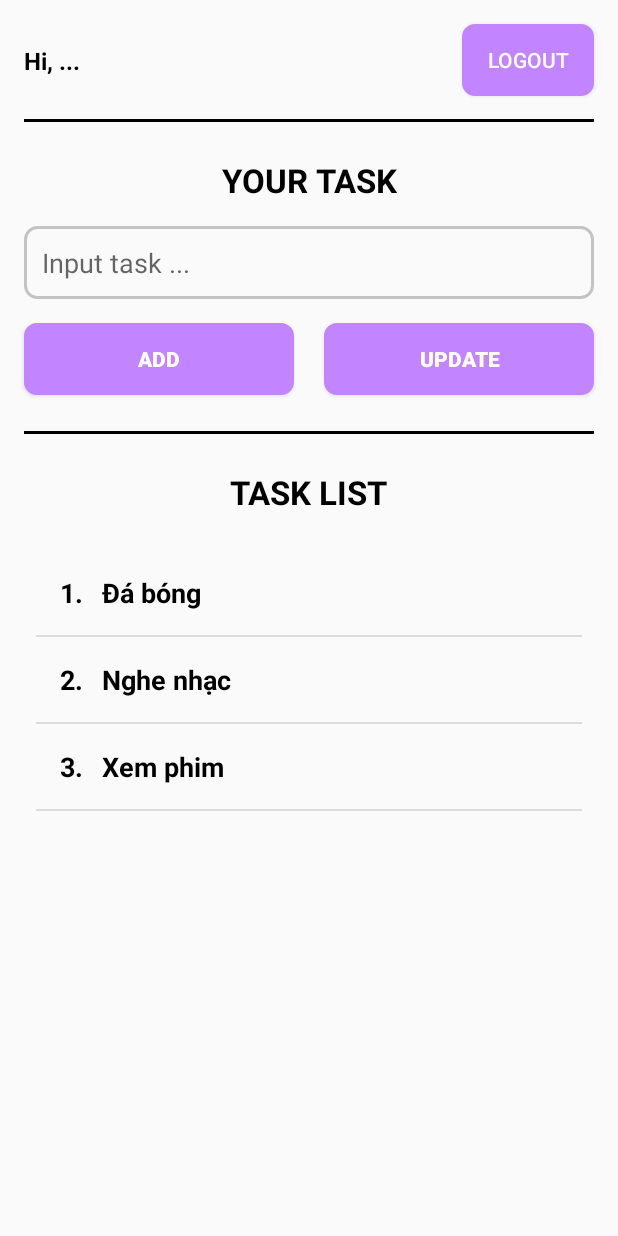
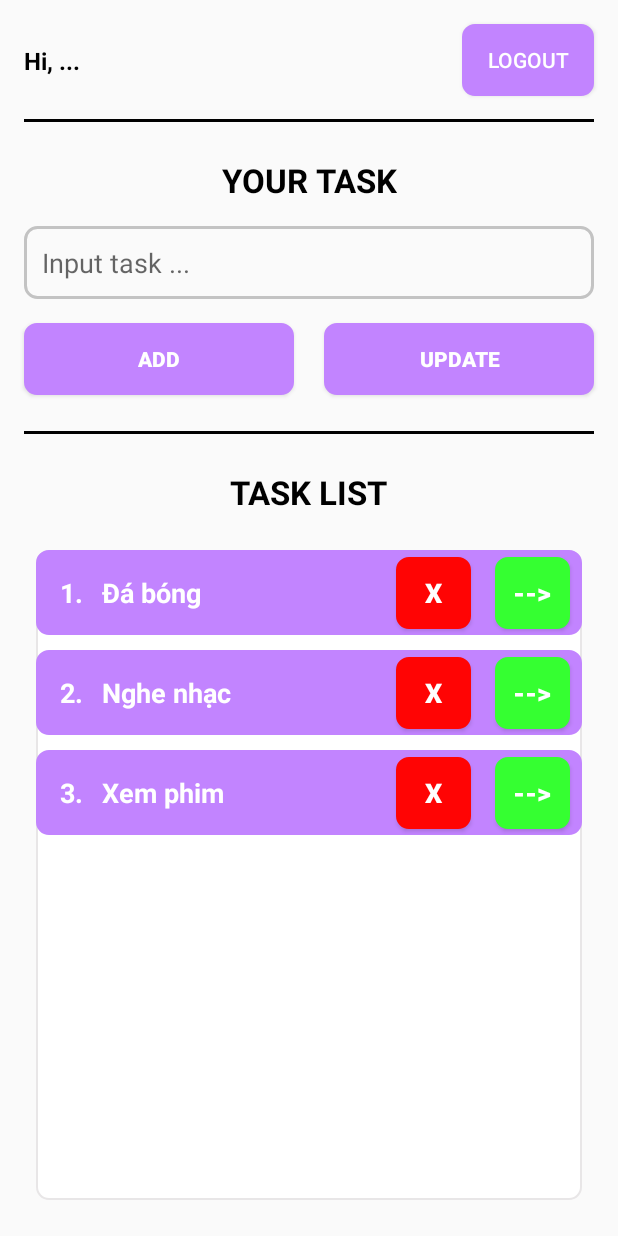
Before and after one commit to iuh-learning/task-list-application, an Android app: the FragmentItemTaskList screen opened directly, with no data from a screen before it, on a phone screen of 412 x 824 dp. Run offline under Robolectric (Android 15) with nearby library versions, the phone set to English and light mode, and no system bars.

Commit message:
2 button

```diff
--- a/app/src/main/res/layout/custom_item_list_view.xml
+++ b/app/src/main/res/layout/custom_item_list_view.xml
@@ -2,8 +2,10 @@
 <androidx.constraintlayout.widget.ConstraintLayout xmlns:android="http://schemas.android.com/apk/res/android"
     xmlns:app="http://schemas.android.com/apk/res-auto"
     xmlns:tools="http://schemas.android.com/tools"
+    android:background="@drawable/custom_button_add_task"
     android:layout_width="match_parent"
     android:layout_height="wrap_content"
+    android:backgroundTint="#C284FF"
     android:layout_margin="16dp">
 
     <TextView
@@ -14,7 +16,7 @@
         android:layout_marginTop="16dp"
         android:layout_marginBottom="16dp"
         android:text="ID. "
-        android:textColor="@color/black"
+        android:textColor="@color/white"
         android:textSize="18sp"
         android:textStyle="bold"
         app:layout_constraintBottom_toBottomOf="parent"
@@ -27,10 +29,41 @@
         android:layout_height="wrap_content"
         android:layout_marginStart="8dp"
         android:text="NAME TASK"
-        android:textColor="@color/black"
+        android:textColor="@color/white"
         android:textSize="18sp"
         android:textStyle="bold"
         app:layout_constraintBottom_toBottomOf="@+id/txtID"
         app:layout_constraintStart_toEndOf="@+id/txtID"
         app:layout_constraintTop_toTopOf="@+id/txtID" />
+
+    <Button
+        android:id="@+id/btnDelete"
+        android:layout_width="50dp"
+        android:layout_height="wrap_content"
+        android:layout_marginEnd="16dp"
+        android:background="@drawable/custom_button_add_task"
+        android:backgroundTint="#FF0404"
+        android:text="X"
+        android:textColor="@color/white"
+        android:textSize="18sp"
+        android:textStyle="bold"
+        app:layout_constraintBottom_toBottomOf="@+id/txtNameTask"
+        app:layout_constraintEnd_toStartOf="@+id/btnBack"
+        app:layout_constraintTop_toTopOf="@+id/txtNameTask" />
+
+    <Button
+        android:id="@+id/btnBack"
+        android:layout_width="50dp"
+        android:layout_height="wrap_content"
+        android:layout_marginEnd="8dp"
+        android:background="@drawable/custom_button_add_task"
+        android:backgroundTint="#35FF31"
+        android:text="-->"
+        android:textColor="@color/white"
+        android:textSize="18sp"
+        android:textStyle="bold"
+        app:layout_constraintBottom_toBottomOf="@+id/btnDelete"
+        app:layout_constraintEnd_toEndOf="parent"
+        app:layout_constraintTop_toTopOf="@+id/btnDelete"
+        app:layout_constraintVertical_bias="0.0" />
 </androidx.constraintlayout.widget.ConstraintLayout>
--- a/app/src/main/res/layout/fragment_item_task_list.xml
+++ b/app/src/main/res/layout/fragment_item_task_list.xml
@@ -9,6 +9,9 @@
     <ListView
         android:id="@+id/idListViewTaskList"
         android:layout_width="0dp"
+        android:dividerHeight="10.0sp"
+        android:divider="@android:color/transparent"
+        android:background="@drawable/custom_button_add_task"
         android:layout_height="match_parent"
         android:layout_marginStart="16dp"
         android:layout_marginTop="16dp"
```
